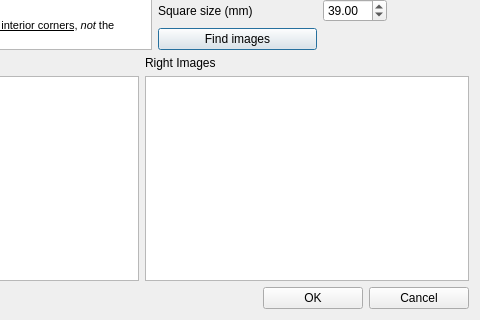
Above: src/calibratefromimagesdialog.ui from i3drobotics/stereo-vision-toolkit before the change; both pictures show x 196 to 676 and y 153 to 473 of the 676 by 473 pixel window. Below: the same form after it.
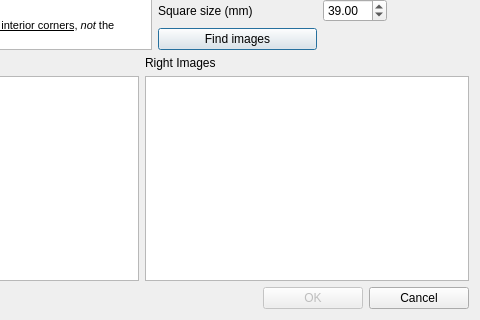
That is the form after the change.

Commit message: Add checks for required number of images when calibrating

The edit to the form file:
```diff
--- a/src/calibratefromimagesdialog.ui
+++ b/src/calibratefromimagesdialog.ui
@@ -239,6 +239,9 @@
      </item>
      <item>
       <widget class="QPushButton" name="okPushButton">
+       <property name="enabled">
+        <bool>false</bool>
+       </property>
        <property name="maximumSize">
         <size>
          <width>100</width>
```
The commit also changes 2 other files.
